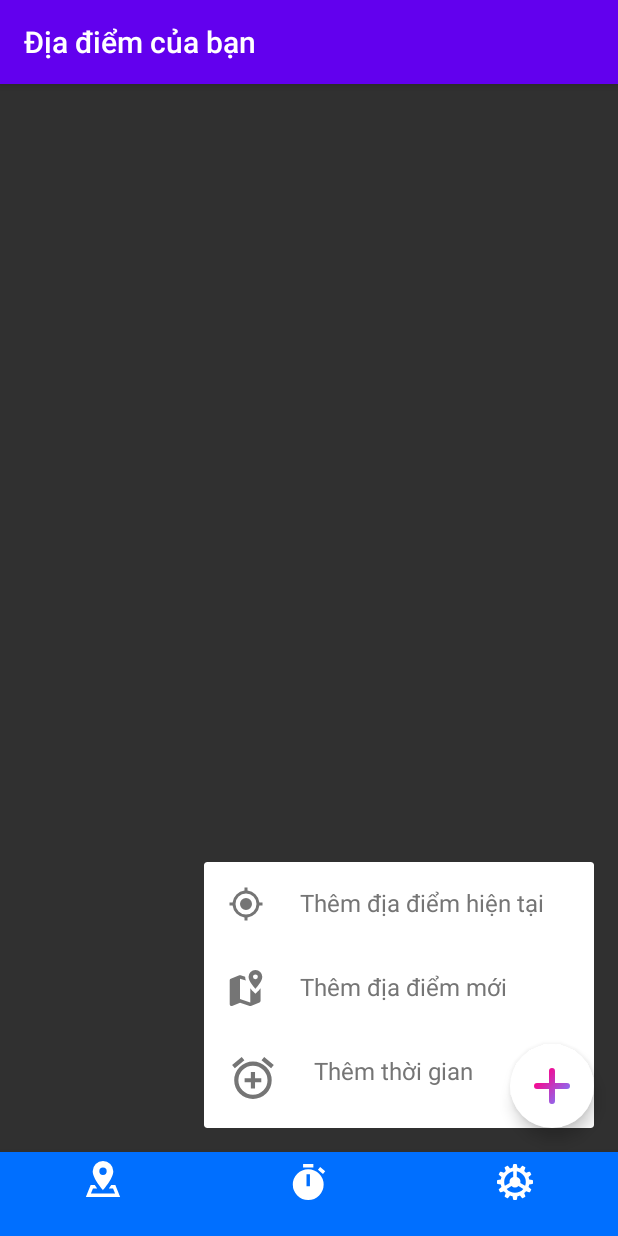
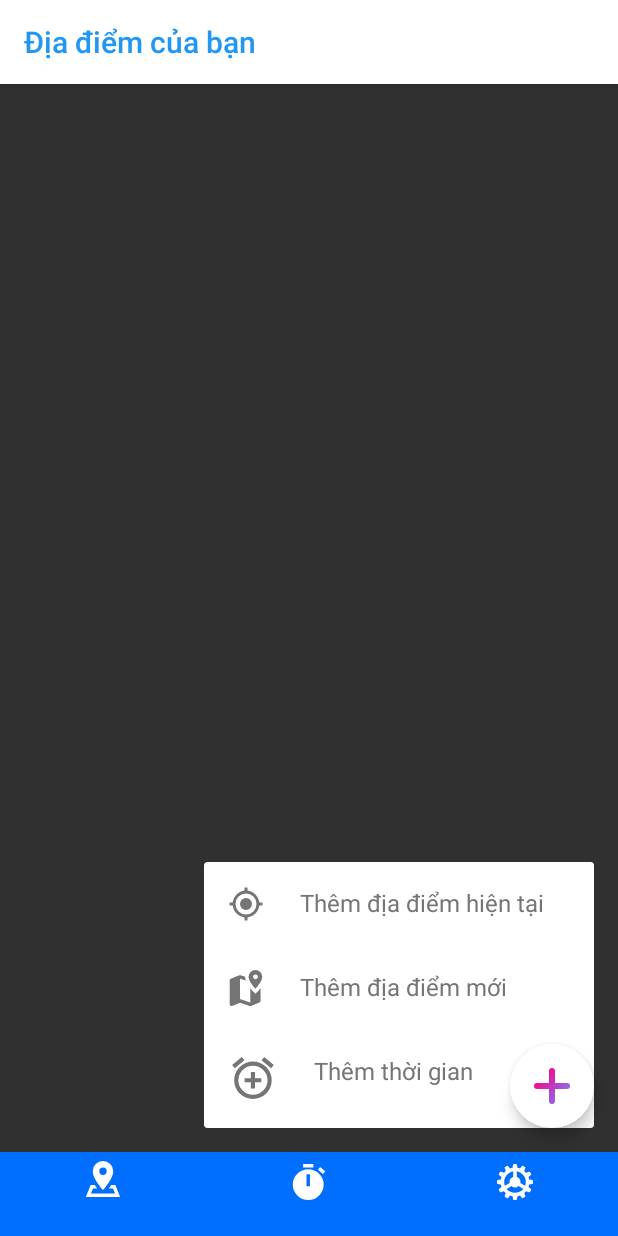
Before and after one commit to thanhle1547/CSE441-LTDD_Team4, an Android app: the screen it shows after launch (MainActivity), after a tap on "Thêm địa điểm hiện tại", on a phone screen of 412 x 824 dp. Run offline under Robolectric (Android 15) with nearby library versions, the phone set to English and light mode, and no system bars; libraries missing offline, so code that uses them is left out: com.gordonwong.materialsheetfab; plain views replace DimOverlayFrameLayout, RevealLinearLayout; 4 statements that could not run were skipped.

Commit message:
Added new FrameLayout for detail fragment

```diff
--- a/source/app/src/main/java/com/example/devicesilencingapp/MainActivity.java
+++ b/source/app/src/main/java/com/example/devicesilencingapp/MainActivity.java
@@ -43,7 +43,7 @@ public class MainActivity extends AppCompatActivity implements View.OnClickListe
 			case R.id.fab_sheet_item_add_current_location:
 				getSupportFragmentManager().beginTransaction()
 						.replace(
-								R.id.fragment_main,
+								R.id.fragment_detail,
 								LocationDetailFragment.newInstance(LocationDetailFragment.ACTION_ADD))
 						.commit();
 				break;
--- a/source/app/src/main/res/layout/activity_main.xml
+++ b/source/app/src/main/res/layout/activity_main.xml
@@ -10,13 +10,15 @@
     <com.google.android.material.appbar.AppBarLayout
         android:id="@+id/app_bar"
         android:layout_width="match_parent"
-        android:layout_height="wrap_content">
+        android:layout_height="wrap_content"
+        android:background="@color/white">
 
         <androidx.appcompat.widget.Toolbar
             android:id="@+id/toolbar"
             android:layout_width="match_parent"
             android:layout_height="?attr/actionBarSize"
-            app:layout_collapseMode="pin" />
+            app:layout_collapseMode="pin"
+            app:titleTextColor="@color/blue_500" />
     </com.google.android.material.appbar.AppBarLayout>
 
     <FrameLayout
@@ -25,6 +27,12 @@
         android:layout_height="match_parent"
         android:layout_below="@id/app_bar"
         android:layout_above="@id/bottom_nav"/>
+
+    <FrameLayout
+        android:id="@+id/fragment_detail"
+        android:layout_width="match_parent"
+        android:layout_height="match_parent"
+        android:layout_below="@id/app_bar"/>
 
     <include
         android:id="@+id/include"
```
